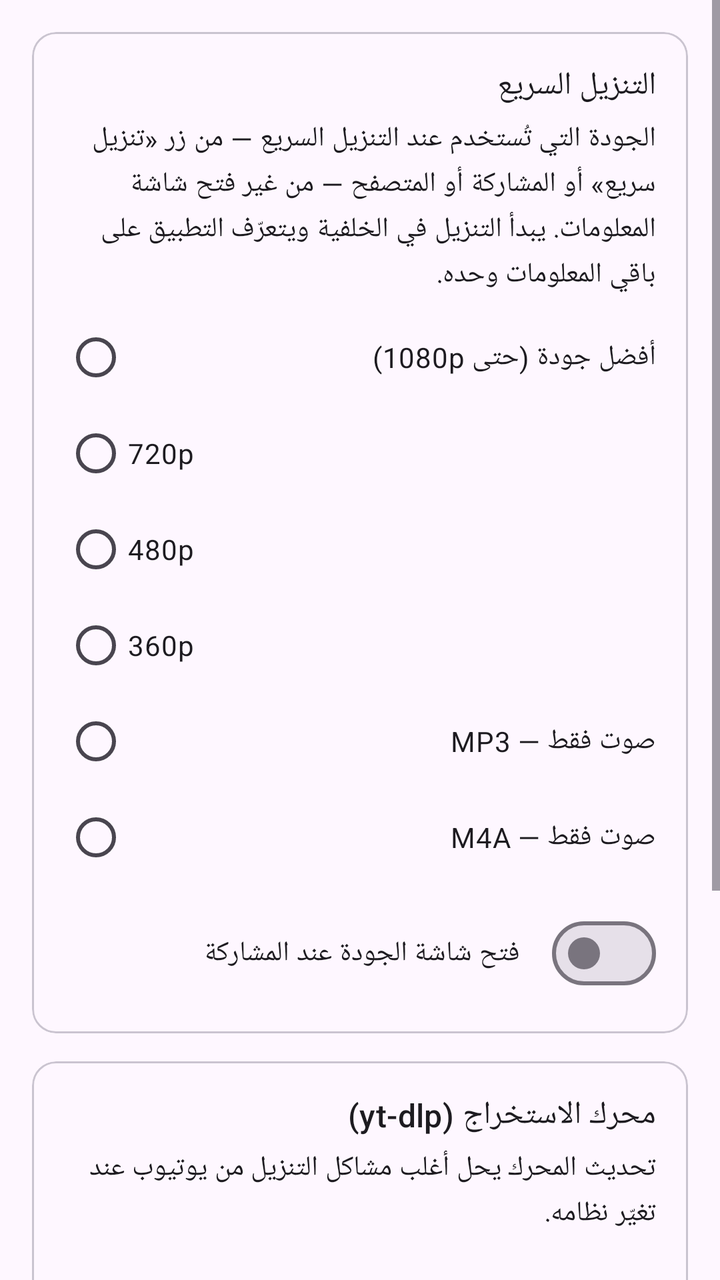
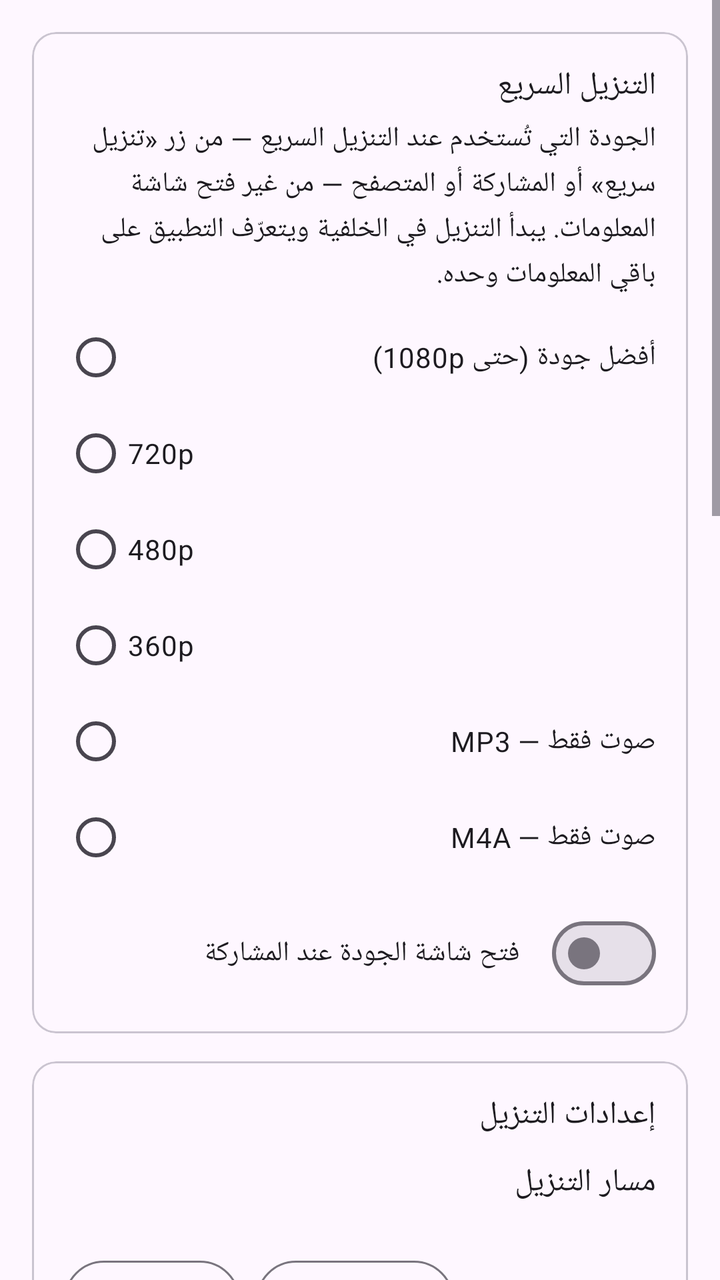

Two renders of the same Android screen: before a commit and after it. Below are the layout's source before the change and the commit's diff.
<!-- AndroidManifest.xml: application theme Theme.VidLoader -->
<!-- res/layout/fragment_settings.xml -->
<?xml version="1.0" encoding="utf-8"?>
<ScrollView xmlns:android="http://schemas.android.com/apk/res/android"
    android:layout_width="match_parent"
    android:layout_height="match_parent">

    <LinearLayout
        android:layout_width="match_parent"
        android:layout_height="wrap_content"
        android:orientation="vertical"
        android:padding="16dp">

        <com.google.android.material.card.MaterialCardView
            android:layout_width="match_parent"
            android:layout_height="wrap_content">

            <LinearLayout
                android:layout_width="match_parent"
                android:layout_height="wrap_content"
                android:orientation="vertical"
                android:padding="16dp">

                <TextView
                    android:layout_width="match_parent"
                    android:layout_height="wrap_content"
                    android:text="@string/quick_settings_title"
                    android:textAppearance="?attr/textAppearanceTitleMedium" />

                <TextView
                    android:layout_width="match_parent"
                    android:layout_height="wrap_content"
                    android:layout_marginTop="6dp"
                    android:text="@string/quick_settings_desc"
                    android:textAppearance="?attr/textAppearanceBodyMedium" />

                <RadioGroup
                    android:id="@+id/quick_preset_group"
                    android:layout_width="match_parent"
                    android:layout_height="wrap_content"
                    android:layout_marginTop="8dp">

                    <RadioButton
                        android:id="@+id/preset_best"
                        android:layout_width="match_parent"
                        android:layout_height="wrap_content"
                        android:text="@string/best_quality" />

                    <RadioButton
                        android:id="@+id/preset_720"
                        android:layout_width="match_parent"
                        android:layout_height="wrap_content"
                        android:text="@string/preset_720" />

                    <RadioButton
                        android:id="@+id/preset_480"
                        android:layout_width="match_parent"
                        android:layout_height="wrap_content"
                        android:text="@string/preset_480" />

                    <RadioButton
                        android:id="@+id/preset_360"
                        android:layout_width="match_parent"
                        android:layout_height="wrap_content"
                        android:text="@string/preset_360" />

                    <RadioButton
                        android:id="@+id/preset_mp3"
                        android:layout_width="match_parent"
                        android:layout_height="wrap_content"
                        android:text="@string/audio_mp3" />

                    <RadioButton
                        android:id="@+id/preset_m4a"
                        android:layout_width="match_parent"
                        android:layout_height="wrap_content"
                        android:text="@string/audio_m4a" />
                </RadioGroup>

                <com.google.android.material.materialswitch.MaterialSwitch
                    android:id="@+id/share_picker_switch"
                    android:layout_width="match_parent"
                    android:layout_height="wrap_content"
                    android:layout_marginTop="10dp"
                    android:text="@string/share_opens_picker" />
            </LinearLayout>
        </com.google.android.material.card.MaterialCardView>

        <com.google.android.material.card.MaterialCardView
            android:layout_width="match_parent"
            android:layout_height="wrap_content"
            android:layout_marginTop="14dp">

            <LinearLayout
                android:layout_width="match_parent"
                android:layout_height="wrap_content"
                android:orientation="vertical"
                android:padding="16dp">

                <TextView
                    android:layout_width="match_parent"
                    android:layout_height="wrap_content"
                    android:text="@string/settings_engine_title"
                    android:textAppearance="?attr/textAppearanceTitleMedium" />

                <TextView
                    android:layout_width="match_parent"
                    android:layout_height="wrap_content"
                    android:layout_marginTop="6dp"
                    android:text="@string/settings_engine_desc"
                    android:textAppearance="?attr/textAppearanceBodyMedium" />

                <TextView
                    android:id="@+id/engine_version"
                    android:layout_width="match_parent"
                    android:layout_height="wrap_content"
                    android:layout_marginTop="6dp"
                    android:textAppearance="?attr/textAppearanceBodySmall" />

                <com.google.android.material.button.MaterialButton
                    android:id="@+id/update_button"
                    android:layout_width="wrap_content"
                    android:layout_height="wrap_content"
                    android:layout_marginTop="12dp"
                    android:text="@string/update_engine" />

                <com.google.android.material.button.MaterialButton
                    android:id="@+id/app_update_button"
                    style="?attr/materialButtonOutlinedStyle"
                    android:layout_width="wrap_content"
                    android:layout_height="wrap_content"
                    android:layout_marginTop="8dp"
                    android:text="@string/check_app_updates" />
            </LinearLayout>
        </com.google.android.material.card.MaterialCardView>

        <com.google.android.material.card.MaterialCardView
            android:layout_width="match_parent"
            android:layout_height="wrap_content"
            android:layout_marginTop="14dp">

            <LinearLayout
                android:layout_width="match_parent"
                android:layout_height="wrap_content"
                android:orientation="vertical"
                android:padding="16dp">

                <TextView
                    android:layout_width="match_parent"
                    android:layout_height="wrap_content"
                    android:text="@string/settings_about_title"
                    android:textAppearance="?attr/textAppearanceTitleMedium" />

                <TextView
                    android:id="@+id/about_text"
                    android:layout_width="match_parent"
                    android:layout_height="wrap_content"
                    android:layout_marginTop="6dp"
                    android:textAppearance="?attr/textAppearanceBodyMedium" />

                <TextView
                    android:layout_width="match_parent"
                    android:layout_height="wrap_content"
                    android:layout_marginTop="6dp"
                    android:text="@string/settings_storage_note"
                    android:textAppearance="?attr/textAppearanceBodySmall" />
            </LinearLayout>
        </com.google.android.material.card.MaterialCardView>
    </LinearLayout>
</ScrollView>
<!-- resources referenced by this layout -->
<resources>
  <string name="audio_m4a">صوت فقط — M4A</string>
  <string name="audio_mp3">صوت فقط — MP3</string>
  <string name="best_quality">أفضل جودة (حتى 1080p)</string>
  <string name="check_app_updates">التحقق من تحديثات التطبيق</string>
  <string name="preset_360">360p</string>
  <string name="preset_480">480p</string>
  <string name="preset_720">720p</string>
  <string name="quick_settings_desc">الجودة التي تُستخدم عند التنزيل السريع — من زر «تنزيل سريع» أو المشاركة أو المتصفح — من غير فتح شاشة المعلومات. يبدأ التنزيل في الخلفية ويتعرّف التطبيق على باقي المعلومات وحده.</string>
  <string name="quick_settings_title">التنزيل السريع</string>
  <string name="settings_about_title">حول التطبيق</string>
  <string name="settings_engine_desc">تحديث المحرك يحل أغلب مشاكل التنزيل من يوتيوب عند تغيّر نظامه.</string>
  <string name="settings_engine_title">محرك الاستخراج (yt-dlp)</string>
  <string name="settings_storage_note">على أندرويد 9 وما قبله يحتاج التطبيق إذن التخزين لحفظ الملفات في مجلد التنزيلات.</string>
  <string name="share_opens_picker">فتح شاشة الجودة عند المشاركة</string>
  <string name="update_engine">تحديث محرك الاستخراج</string>
  <style name="Theme.VidLoader" parent="Theme.Material3.DayNight.NoActionBar">
          <item name="colorPrimary">@color/primary</item>
          <item name="colorOnPrimary">#FFFFFF</item>
          <item name="colorPrimaryContainer">#BBDEFB</item>
          <item name="colorSecondary">@color/accent</item>
          <item name="android:statusBarColor">@color/primary_dark</item>
      </style>
  <color name="primary">#1565C0</color>
  <color name="accent">#FF8F00</color>
  <color name="primary_dark">#0D47A1</color>
</resources>

<!-- the commit's change to res/layout/fragment_settings.xml (unified diff, before → after) -->
@@ -98,6 +98,210 @@
                 <TextView
                     android:layout_width="match_parent"
                     android:layout_height="wrap_content"
+                    android:text="@string/download_settings_title"
+                    android:textAppearance="?attr/textAppearanceTitleMedium" />
+
+                <TextView
+                    android:layout_width="match_parent"
+                    android:layout_height="wrap_content"
+                    android:layout_marginTop="12dp"
+                    android:text="@string/download_path"
+                    android:textAppearance="?attr/textAppearanceBodyLarge" />
+
+                <TextView
+                    android:id="@+id/download_path_value"
+                    android:layout_width="match_parent"
+                    android:layout_height="wrap_content"
+                    android:layout_marginTop="2dp"
+                    android:textAppearance="?attr/textAppearanceBodySmall" />
+
+                <LinearLayout
+                    android:layout_width="match_parent"
+                    android:layout_height="wrap_content"
+                    android:layout_marginTop="6dp"
+                    android:orientation="horizontal">
+
+                    <com.google.android.material.button.MaterialButton
+                        android:id="@+id/download_path_change"
+                        style="?attr/materialButtonOutlinedStyle"
+                        android:layout_width="wrap_content"
+                        android:layout_height="wrap_content"
+                        android:text="@string/change" />
+
+                    <com.google.android.material.button.MaterialButton
+                        android:id="@+id/download_path_reset"
+                        style="?attr/materialButtonOutlinedStyle"
+                        android:layout_width="wrap_content"
+                        android:layout_height="wrap_content"
+                        android:layout_marginStart="8dp"
+                        android:text="@string/default_label" />
+                </LinearLayout>
+
+                <TextView
+                    android:layout_width="match_parent"
+                    android:layout_height="wrap_content"
+                    android:layout_marginTop="16dp"
+                    android:text="@string/max_tasks_title"
+                    android:textAppearance="?attr/textAppearanceBodyLarge" />
+
+                <LinearLayout
+                    android:id="@+id/limit_wifi_row"
+                    android:layout_width="match_parent"
+                    android:layout_height="wrap_content"
+                    android:layout_marginTop="4dp"
+                    android:background="?attr/selectableItemBackground"
+                    android:clickable="true"
+                    android:focusable="true"
+                    android:orientation="horizontal"
+                    android:paddingTop="8dp"
+                    android:paddingBottom="8dp">
+
+                    <TextView
+                        android:layout_width="0dp"
+                        android:layout_height="wrap_content"
+                        android:layout_weight="1"
+                        android:text="@string/max_tasks_wifi"
+                        android:textAppearance="?attr/textAppearanceBodyMedium" />
+
+                    <TextView
+                        android:id="@+id/limit_wifi_value"
+                        android:layout_width="wrap_content"
+                        android:layout_height="wrap_content"
+                        android:textAppearance="?attr/textAppearanceBodyMedium" />
+                </LinearLayout>
+
+                <LinearLayout
+                    android:id="@+id/limit_mobile_row"
+                    android:layout_width="match_parent"
+                    android:layout_height="wrap_content"
+                    android:background="?attr/selectableItemBackground"
+                    android:clickable="true"
+                    android:focusable="true"
+                    android:orientation="horizontal"
+                    android:paddingTop="8dp"
+                    android:paddingBottom="8dp">
+
+                    <TextView
+                        android:layout_width="0dp"
+                        android:layout_height="wrap_content"
+                        android:layout_weight="1"
+                        android:text="@string/max_tasks_mobile"
+                        android:textAppearance="?attr/textAppearanceBodyMedium" />
+
+                    <TextView
+                        android:id="@+id/limit_mobile_value"
+                        android:layout_width="wrap_content"
+                        android:layout_height="wrap_content"
+                        android:textAppearance="?attr/textAppearanceBodyMedium" />
+                </LinearLayout>
+
+                <LinearLayout
+                    android:id="@+id/rate_limit_row"
+                    android:layout_width="match_parent"
+                    android:layout_height="wrap_content"
+                    android:layout_marginTop="8dp"
+                    android:background="?attr/selectableItemBackground"
+                    android:clickable="true"
+                    android:focusable="true"
+                    android:orientation="horizontal"
+                    android:paddingTop="8dp"
+                    android:paddingBottom="8dp">
+
+                    <TextView
+                        android:layout_width="0dp"
+                        android:layout_height="wrap_content"
+                        android:layout_weight="1"
+                        android:text="@string/rate_limit"
+                        android:textAppearance="?attr/textAppearanceBodyMedium" />
+
+                    <TextView
+                        android:id="@+id/rate_limit_value"
+                        android:layout_width="wrap_content"
+                        android:layout_height="wrap_content"
+                        android:textAppearance="?attr/textAppearanceBodyMedium" />
+                </LinearLayout>
+
+                <com.google.android.material.materialswitch.MaterialSwitch
+                    android:id="@+id/mobile_data_switch"
+                    android:layout_width="match_parent"
+                    android:layout_height="wrap_content"
+                    android:layout_marginTop="10dp"
+                    android:text="@string/mobile_data" />
+
+                <TextView
+                    android:layout_width="match_parent"
+                    android:layout_height="wrap_content"
+                    android:layout_marginTop="2dp"
+                    android:text="@string/mobile_data_desc"
+                    android:textAppearance="?attr/textAppearanceBodySmall" />
+            </LinearLayout>
+        </com.google.android.material.card.MaterialCardView>
+
+        <com.google.android.material.card.MaterialCardView
+            android:layout_width="match_parent"
+            android:layout_height="wrap_content"
+            android:layout_marginTop="14dp">
+
+            <LinearLayout
+                android:layout_width="match_parent"
+                android:layout_height="wrap_content"
+                android:orientation="vertical"
+                android:padding="16dp">
+
+                <TextView
+                    android:layout_width="match_parent"
+                    android:layout_height="wrap_content"
+                    android:text="@string/theme_title"
+                    android:textAppearance="?attr/textAppearanceTitleMedium" />
+
+                <TextView
+                    android:layout_width="match_parent"
+                    android:layout_height="wrap_content"
+                    android:layout_marginTop="6dp"
+                    android:text="@string/theme_app"
+                    android:textAppearance="?attr/textAppearanceBodyMedium" />
+
+                <RadioGroup
+                    android:id="@+id/theme_group"
+                    android:layout_width="match_parent"
+                    android:layout_height="wrap_content"
+                    android:layout_marginTop="8dp">
+
+                    <RadioButton
+                        android:id="@+id/theme_system"
+                        android:layout_width="match_parent"
+                        android:layout_height="wrap_content"
+                        android:text="@string/theme_system" />
+
+                    <RadioButton
+                        android:id="@+id/theme_light"
+                        android:layout_width="match_parent"
+                        android:layout_height="wrap_content"
+                        android:text="@string/theme_light" />
+
+                    <RadioButton
+                        android:id="@+id/theme_dark"
+                        android:layout_width="match_parent"
+                        android:layout_height="wrap_content"
+                        android:text="@string/theme_dark" />
+                </RadioGroup>
+            </LinearLayout>
+        </com.google.android.material.card.MaterialCardView>
+
+        <com.google.android.material.card.MaterialCardView
+            android:layout_width="match_parent"
+            android:layout_height="wrap_content"
+            android:layout_marginTop="14dp">
+
+            <LinearLayout
+                android:layout_width="match_parent"
+                android:layout_height="wrap_content"
+                android:orientation="vertical"
+                android:padding="16dp">
+
+                <TextView
+                    android:layout_width="match_parent"
+                    android:layout_height="wrap_content"
                     android:text="@string/settings_engine_title"
                     android:textAppearance="?attr/textAppearanceTitleMedium" />
 
<!-- resource entries referenced after the edit -->
@@ -3,17 +3,32 @@
   <string name="audio_m4a">صوت فقط — M4A</string>
   <string name="audio_mp3">صوت فقط — MP3</string>
   <string name="best_quality">أفضل جودة (حتى 1080p)</string>
+  <string name="change">تغيير</string>
   <string name="check_app_updates">التحقق من تحديثات التطبيق</string>
+  <string name="default_label">الافتراضي</string>
+  <string name="download_path">مسار التنزيل</string>
+  <string name="download_settings_title">إعدادات التنزيل</string>
+  <string name="max_tasks_mobile">عبر بيانات الهاتف</string>
+  <string name="max_tasks_title">الحد الأقصى لمهام التنزيل المتزامنة</string>
+  <string name="max_tasks_wifi">عبر Wi-Fi</string>
+  <string name="mobile_data">التنزيل عبر بيانات الهاتف</string>
+  <string name="mobile_data_desc">عند الإيقاف، تنتظر التنزيلات الجديدة اتصال Wi-Fi ولا تبدأ عبر بيانات الهاتف</string>
   <string name="preset_360">360p</string>
   <string name="preset_480">480p</string>
   <string name="preset_720">720p</string>
   <string name="quick_settings_desc">الجودة التي تُستخدم عند التنزيل السريع — من زر «تنزيل سريع» أو المشاركة أو المتصفح — من غير فتح شاشة المعلومات. يبدأ التنزيل في الخلفية ويتعرّف التطبيق على باقي المعلومات وحده.</string>
   <string name="quick_settings_title">التنزيل السريع</string>
+  <string name="rate_limit">حد سرعة التنزيل</string>
   <string name="settings_about_title">حول التطبيق</string>
   <string name="settings_engine_desc">تحديث المحرك يحل أغلب مشاكل التنزيل من يوتيوب عند تغيّر نظامه.</string>
   <string name="settings_engine_title">محرك الاستخراج (yt-dlp)</string>
   <string name="settings_storage_note">على أندرويد 9 وما قبله يحتاج التطبيق إذن التخزين لحفظ الملفات في مجلد التنزيلات.</string>
   <string name="share_opens_picker">فتح شاشة الجودة عند المشاركة</string>
+  <string name="theme_app">سمة التطبيق</string>
+  <string name="theme_dark">داكن</string>
+  <string name="theme_light">فاتح</string>
+  <string name="theme_system">استخدام إعدادات النظام</string>
+  <string name="theme_title">السمة</string>
   <string name="update_engine">تحديث محرك الاستخراج</string>
   <style name="Theme.VidLoader" parent="Theme.Material3.DayNight.NoActionBar">
           <item name="colorPrimary">@color/primary</item>
